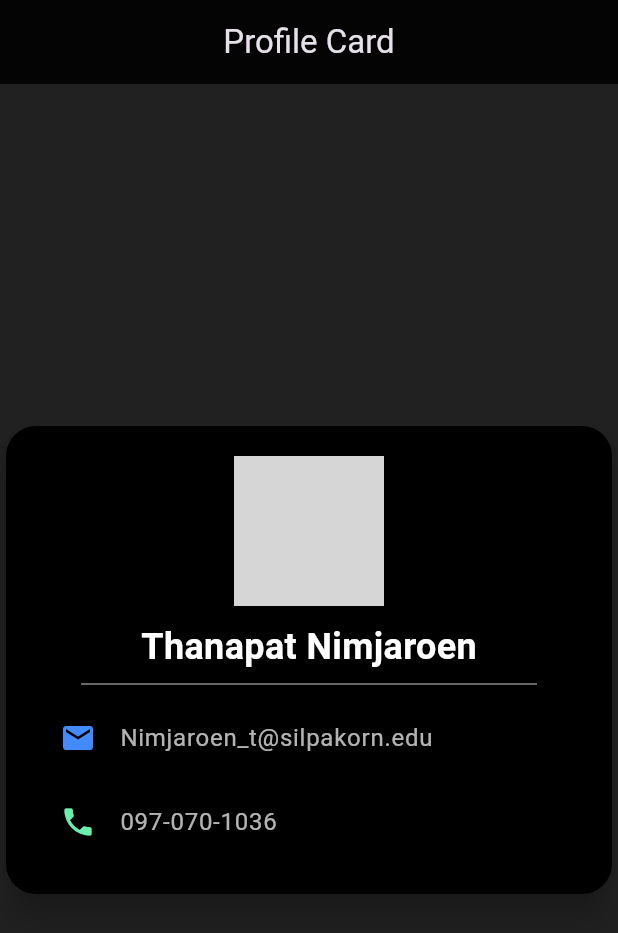
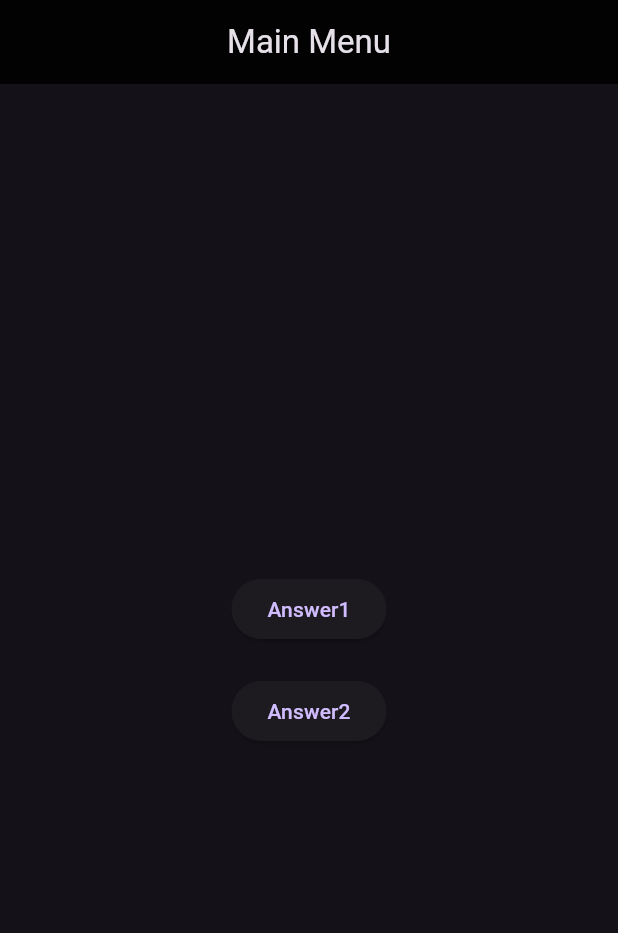
Before and after one commit to FlynnFewbtw/final_exam_650710693, a Flutter app: the screen it shows after launch, on a phone screen of 412 x 824 dp. Shown: the top 933 px of the screen. Run offline on Flutter 3.47's test engine with Material 3 defaults, Android fonts, the light colour scheme and no system bars; grey boxes are pictures that could not be loaded.

Commit message:
final_exam650710693

```diff
--- a/lib/main.dart
+++ b/lib/main.dart
@@ -1,4 +1,6 @@
 import 'package:flutter/material.dart';
+import 'answer1.dart';
+import 'answer2.dart';
 
 void main() {
   runApp(const MyApp());
@@ -11,75 +13,48 @@ class MyApp extends StatelessWidget {
   Widget build(BuildContext context) {
     return MaterialApp(
       debugShowCheckedModeBanner: false,
-      title: 'Profile Card',
+      title: 'Finalexam',
       theme: ThemeData.dark(),
-      home: const ProfilePage(),
+      home: const HomePage(),
     );
   }
 }
 
-class ProfilePage extends StatelessWidget {
-  const ProfilePage({super.key});
+class HomePage extends StatelessWidget {
+  const HomePage({super.key});
 
   @override
   Widget build(BuildContext context) {
     return Scaffold(
-      backgroundColor: Colors.grey[900],
       appBar: AppBar(
-        title: const Text('Profile Card'),
+        title: const Text('Main Menu'),
         centerTitle: true,
         backgroundColor: Colors.black87,
       ),
       body: Center(
-        child: Card(
-          color: Colors.black,
-          shape: RoundedRectangleBorder(
-            borderRadius: BorderRadius.circular(20),
-          ),
-          elevation: 10,
-          child: Padding(
-            padding: const EdgeInsets.all(20.0),
-            child: Column(
-              mainAxisSize: MainAxisSize.min,
-              children: [
-                const CircleAvatar(
-                  radius: 50,
-                  backgroundImage: AssetImage(
-                    'assets/395313713_2020448245005871_5289219614644934005_n.jpg',
-                  ), // ใช้รูปที่อัปเดต
-                ),
-                const SizedBox(height: 10),
-                const Text(
-                  'Thanapat Nimjaroen',
-                  style: TextStyle(
-                    fontSize: 24,
-                    fontWeight: FontWeight.bold,
-                    color: Colors.white,
-                  ),
-                ),
-                const Divider(
-                  color: Colors.white54,
-                  thickness: 1,
-                  indent: 30,
-                  endIndent: 30,
-                ),
-                ListTile(
-                  leading: const Icon(Icons.email, color: Colors.blueAccent),
-                  title: const Text(
-                    'Nimjaroen_t@silpakorn.edu',
-                    style: TextStyle(color: Colors.white70),
-                  ),
-                ),
-                ListTile(
-                  leading: const Icon(Icons.phone, color: Colors.greenAccent),
-                  title: const Text(
-                    '097-070-1036',
-                    style: TextStyle(color: Colors.white70),
-                  ),
-                ),
-              ],
+        child: Column(
+          mainAxisSize: MainAxisSize.min,
+          children: [
+            ElevatedButton(
+              onPressed: () {
+                Navigator.push(
+                  context,
+                  MaterialPageRoute(builder: (context) => const ProfilePage()),
+                );
+              },
+              child: const Text('Answer1'),
             ),
-          ),
+            const SizedBox(height: 20),
+            ElevatedButton(
+              onPressed: () {
+                Navigator.push(
+                  context,
+                  MaterialPageRoute(builder: (context) => RegistrationForm()),
+                );
+              },
+              child: const Text('Answer2'),
+            ),
+          ],
         ),
       ),
     );
```
Also changed, not shown: lib/answer1.dart (added, +95 -0 lines), lib/answer2.dart (added, +137 -0 lines).
